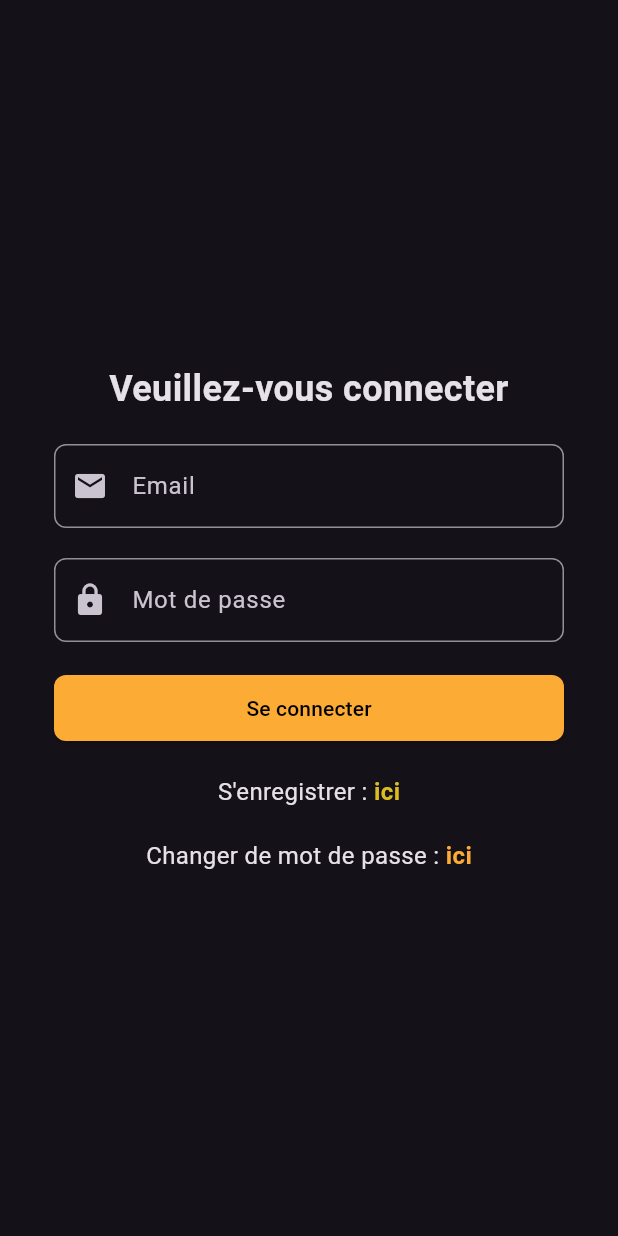
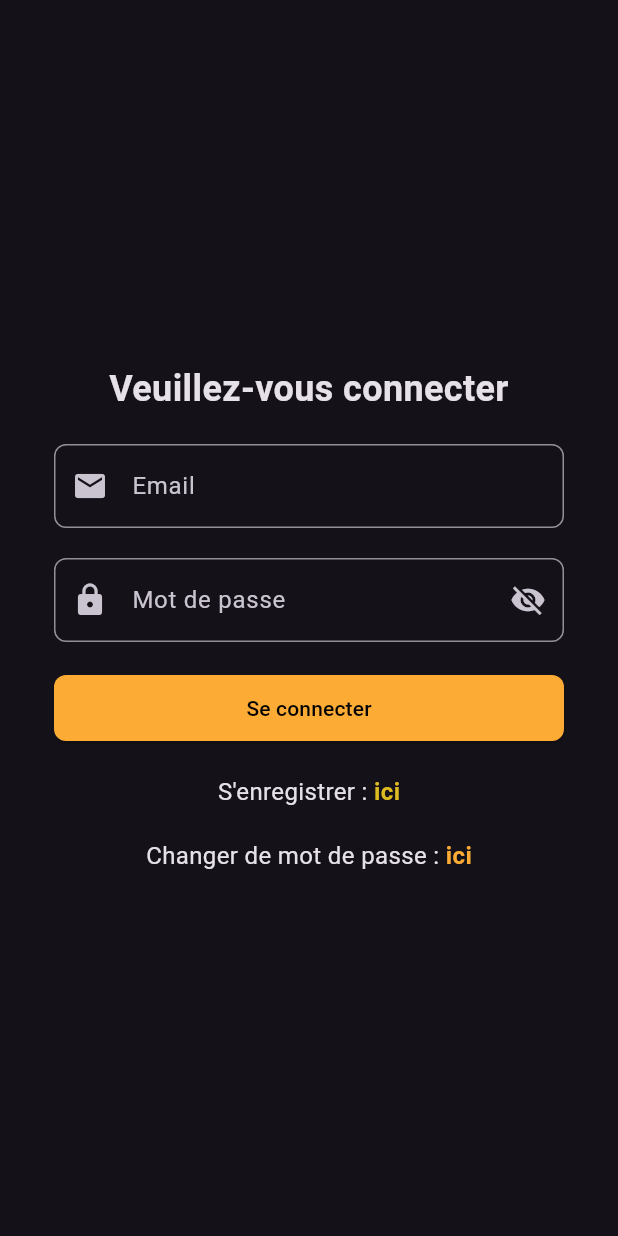
Before and after one commit to JojoKouam/causons_app, a Flutter app: the screen it shows after launch, on a phone screen of 412 x 824 dp. Run offline on Flutter 3.47's test engine with Material 3 defaults, Android fonts, the phone set to English and light mode, and no system bars; our stand-ins replace cloud_firestore, firebase_auth, firebase_core, shared_preferences; accounts and stored records are empty.

Commit message:
[UPDATE] file connexion with variable voirmdp

```diff
--- a/analysis_options.yaml
+++ b/analysis_options.yaml
@@ -7,6 +7,9 @@
 
 # The following line activates a set of recommended lints for Flutter apps,
 # packages, and plugins designed to encourage good coding practices.
+analyzer:
+  errors:
+    unused_import: ignore
 include: package:flutter_lints/flutter.yaml
 
 linter:
--- a/lib/auth/connexion.dart
+++ b/lib/auth/connexion.dart
@@ -14,6 +14,9 @@ class Connexion extends StatefulWidget {
 }
 
 class _ConnexionState extends State<Connexion> {
+
+  //la variable pour afficher le mot de passe
+  bool voirmdp = false;
 
   final _auth = AuthService();
 
@@ -44,6 +47,7 @@ class _ConnexionState extends State<Connexion> {
                   style: TextStyle(fontSize: 24.0, fontWeight: FontWeight.bold),
                   textAlign: TextAlign.center,  // Centre le texte
                 ),
+                // Champ pour l'email
                 const SizedBox(height: 20),
                 TextFormField(
                   controller: _email,
@@ -56,19 +60,29 @@ class _ConnexionState extends State<Connexion> {
                     ),
                   ),
 
-
+                  // Champ du mot de passe
                 const SizedBox(height: 20),
                 TextFormField(
                   controller: _pwd,
-                  decoration: const InputDecoration(
-                    prefixIcon: Icon(Icons.lock),
+                  obscureText: !voirmdp, // Utilisation de l'état pour contrôler la visibilité
+                  decoration: InputDecoration(
+                    prefixIcon: const Icon(Icons.lock),
                     labelText: 'Mot de passe',
-                    border: OutlineInputBorder(
+                    border: const OutlineInputBorder(
                       borderRadius: BorderRadius.all(Radius.circular(8.0)),
+                    ),
+                    suffixIcon: IconButton(
+                      icon: Icon(
+                        voirmdp ? Icons.visibility : Icons.visibility_off,
+                      ),
+                      onPressed: () {
+                        setState(() {
+                          voirmdp = !voirmdp; // Change la visibilité du mot de passe
+                        });
+                      },
                     ),
                   ),
                 ),
-
                 const SizedBox(height: 20),
                 ElevatedButton(
                   onPressed: () {
--- a/lib/auth/register.dart
+++ b/lib/auth/register.dart
@@ -1,3 +1,5 @@
+// ignore_for_file: use_build_context_synchronously
+
 import 'dart:developer';
 
 import 'package:causons/services/authService.dart';
@@ -186,13 +188,13 @@ class _RegisterState extends State<Register> {
   // Fonction de redirection vers la page d'accueil
   goToHome(BuildContext context) => Navigator.push(
     context,
-    MaterialPageRoute(builder: (context) => const HomePage()),
+    MaterialPageRoute(builder: (context) => const Connexion()),
   );
 
   // Fonction de redirection vers la page de connection
   goToLogin(BuildContext context) => Navigator.push(
     context,
-    MaterialPageRoute(builder: (context) => const Connexion()),
+    MaterialPageRoute(builder: (context) => const HomePage()),
   );
 
   // Fonction de connexion
--- a/lib/main.dart
+++ b/lib/main.dart
@@ -1,3 +1,5 @@
+// ignore_for_file: library_private_types_in_public_api, use_build_context_synchronously, duplicate_ignore
+
 import 'package:causons/home_page.dart';
 import 'package:flutter/material.dart';
 import 'package:firebase_core/firebase_core.dart';
@@ -48,6 +50,7 @@ class _StartupScreenState extends State<StartupScreen> {
     if (userId != null) {
       // Utilisateur connecté, redirige vers la page d'accueil
       Navigator.pushReplacement(
+        // ignore: use_build_context_synchronously
         context,
         MaterialPageRoute(builder: (context) => const HomePage()),
       );
@@ -63,7 +66,7 @@ class _StartupScreenState extends State<StartupScreen> {
   @override
   Widget build(BuildContext context) {
     // Affiche un écran de démarrage avec un indicateur de chargement
-    return Scaffold(
+    return const Scaffold(
       body: Center(
         child: CircularProgressIndicator(),
       ),
--- a/lib/messages/contactList.dart
+++ b/lib/messages/contactList.dart
@@ -1,3 +1,5 @@
+// ignore_for_file: file_names, use_build_context_synchronously, prefer_interpolation_to_compose_strings
+
 import 'dart:developer';
 
 import 'package:causons/conversations.dart';
@@ -11,6 +13,7 @@ class ContactlistPage extends StatelessWidget {
   ContactlistPage({super.key});
 
   final _auth = FirebaseAuth.instance;
+  // ignore: unused_field
   final AuthService _authSce = AuthService();
   final ChatService _chatSce = ChatService();
 
--- a/lib/services/authService.dart
+++ b/lib/services/authService.dart
@@ -1,3 +1,5 @@
+
+// ignore_for_file: file_names
 import 'dart:developer';
 import 'package:causons/services/userService.dart';
 import 'package:cloud_firestore/cloud_firestore.dart';
--- a/lib/services/chatService.dart
+++ b/lib/services/chatService.dart
@@ -1,3 +1,5 @@
+// ignore_for_file: file_names, unnecessary_cast
+
 import 'package:cloud_firestore/cloud_firestore.dart';
 
 class ChatService {
--- a/lib/services/conversationService.dart
+++ b/lib/services/conversationService.dart
@@ -1,3 +1,5 @@
+// ignore_for_file: unused_field, file_names
+
 import 'package:cloud_firestore/cloud_firestore.dart';
 
 class ConversationService {
--- a/lib/services/networkService.dart
+++ b/lib/services/networkService.dart
@@ -0,0 +1 @@
+// ignore_for_file: file_names
--- a/lib/services/userService.dart
+++ b/lib/services/userService.dart
@@ -1,3 +1,5 @@
+// ignore_for_file: file_names
+
 import 'dart:developer';
 import 'package:cloud_firestore/cloud_firestore.dart';
 import 'package:firebase_auth/firebase_auth.dart';
--- a/lib/settings.dart
+++ b/lib/settings.dart
@@ -1,3 +1,5 @@
+// ignore_for_file: use_build_context_synchronously
+
 import 'package:causons/auth/connexion.dart';
 import 'package:firebase_auth/firebase_auth.dart';
 import 'package:flutter/material.dart';
```
Also changed, not shown: lib/messages.dart (+8 -6 lines), lib/messages/newMessage.dart (+7 -5 lines), lib/profil.dart (+9 -9 lines).
